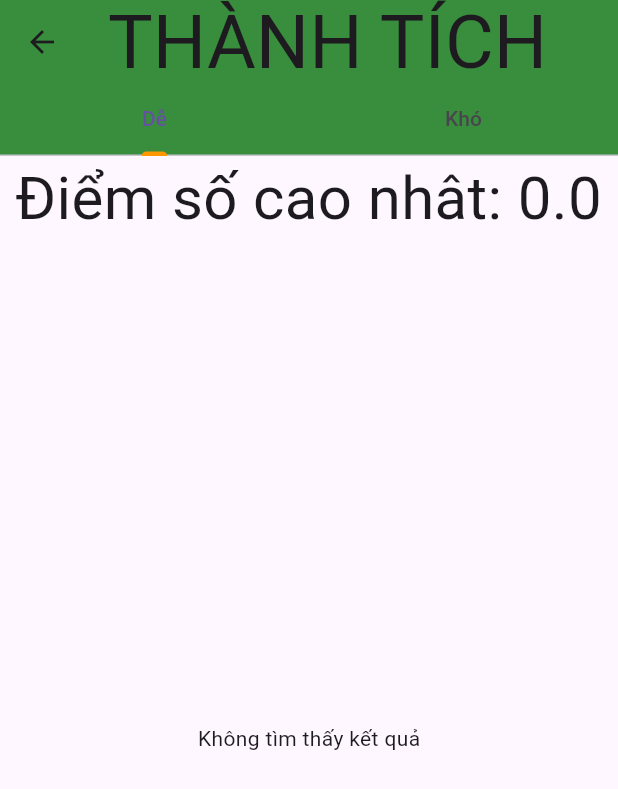
After one commit to NamkhOa1412/Doan_Sudoku, a Flutter app: the GameResultsScreen screen opened directly, on a phone screen of 412 x 824 dp. The commit adds this screen. Shown: the top 789 px of the screen. Run offline on Flutter 3.47's test engine with Material 3 defaults, Android fonts, the phone set to English and light mode, and no system bars; our stand-ins replace shared_preferences, sqflite; accounts and stored records are empty.

Commit message:
Kha them trang thanh tich

```diff
--- /dev/null
+++ b/sudoku/lib/sudoku_trangchu/screen_ThanhTich.dart
@@ -0,0 +1,131 @@
+import 'package:flutter/material.dart';
+import 'package:sudoku/sudoku_trangchu/cls_DiemSo.dart';
+
+
+
+
+class GameResultsScreen extends StatefulWidget {
+  @override
+  _GameResultsScreenState createState() => _GameResultsScreenState();
+}
+
+class _GameResultsScreenState extends State<GameResultsScreen> {
+  late Future<List<Map<String, dynamic>>> easyResults;
+  late Future<List<Map<String, dynamic>>> hardResults;
+
+  @override
+  void initState() {
+    super.initState();
+    easyResults = DatabaseHelper().fetchGameResultsByLevel("Dễ");
+    hardResults = DatabaseHelper().fetchGameResultsByLevel("Khó");
+    _fetchHighestResult();
+  }
+  String _currentLevel = "easy";
+  double _highestResult = 0.0;
+
+  Future<void> _fetchHighestResult() async {
+     double result = await DatabaseHelper().fetchHighestResult(_currentLevel);
+     setState(() {
+       _highestResult = result;
+     });
+   }
+
+    void _changeLevel(String level) {
+    setState(() {
+      _currentLevel = level;     });
+    _fetchHighestResult();
+   }
+
+  @override
+  Widget build(BuildContext context) {
+    return DefaultTabController(
+      length: 2,
+      child: Scaffold(
+        appBar: AppBar(
+         title: Text("THÀNH TÍCH",style: TextStyle(fontSize: 50.0),),
+         backgroundColor: Colors.green.shade700,
+          bottom: TabBar(
+            tabs: [
+              Tab(text: 'Dễ'),
+              Tab(text: 'Khó'),
+            ],
+            indicatorColor: Colors.orange,
+            onTap: (index) {
+              _changeLevel(index == 0 ? "easy" : "hard");
+            },
+          ),
+          centerTitle: true,
+        ),
+        body:Column(
+          children: [
+          //   Text('THÀNH TÍCH',style: TextStyle(
+          //   fontSize: 50.0,
+          //   fontWeight: FontWeight.bold,
+          //   color: Colors.amberAccent,
+          //  ), textAlign: TextAlign.center),
+           Text(
+              "Điểm số cao nhât: $_highestResult",
+               style: TextStyle(fontSize: 40.0),textAlign: TextAlign.center,
+             ),
+             Expanded(
+              child: TabBarView(
+                children: [
+                  easyResults == null
+                      ? Center(child: Text('Chưa có dữ liệu cho mức độ Dễ.'))
+                      : FutureBuilder<List<Map<String, dynamic>>>(
+                          future: easyResults,
+                          builder: (context, snapshot) {
+                            if (snapshot.connectionState == ConnectionState.waiting) {
+                              return Center(child: CircularProgressIndicator());
+                            } else if (snapshot.hasError) {
+                              return Center(child: Text('Lỗi: ${snapshot.error}'));
+                            } else if (!snapshot.hasData || snapshot.data!.isEmpty) {
+                              return Center(child: Text('Không tìm thấy kết quả'));
+                            } else {
+                              return ListView.builder(
+                                itemCount: snapshot.data!.length,
+                                itemBuilder: (context, index) {
+                                  var result = snapshot.data![index];
+                                  return ListTile(
+                                    title: Text('Điểm số: ${result['result']}'),
+                                    subtitle: Text('Thời gian: ${result['minutes']}:${result['seconds']}'),
+                                  );
+                                },
+                              );
+                            }
+                          },
+                        ),
+                  hardResults == null
+                      ? Center(child: Text('Chưa có dữ liệu cho mức độ Khó.'))
+                      : FutureBuilder<List<Map<String, dynamic>>>(
+                          future: hardResults,
+                          builder: (context, snapshot) {
+                            if (snapshot.connectionState == ConnectionState.waiting) {
+                              return Center(child: CircularProgressIndicator());
+                            } else if (snapshot.hasError) {
+                              return Center(child: Text('Lỗi: ${snapshot.error}'));
+                            } else if (!snapshot.hasData || snapshot.data!.isEmpty) {
+                              return Center(child: Text('Không tìm thấy kết quả'));
+                            } else {
+                              return ListView.builder(
+                                itemCount: snapshot.data!.length,
+                                itemBuilder: (context, index) {
+                                  var result = snapshot.data![index];
+                                  return ListTile(
+                                    title: Text('Điểm số: ${result['result']}'),
+                                    subtitle: Text('Thời gian: ${result['minutes']}:${result['seconds']}'),
+                                  );
+                                },
+                              );
+                            }
+                          },
+                        ),
+                ],
+              ),
+            ),
+          ],
+        ),
+      ),
+    );
+  }
+}
--- a/sudoku/pubspec.yaml
+++ b/sudoku/pubspec.yaml
@@ -36,6 +36,8 @@ dependencies:
   cupertino_icons: ^1.0.2
   provider: ^6.0.5
   shared_preferences: ^2.0.7
+  path_provider: ^2.0.11
+  sqflite: ^2.0.1
 
 dev_dependencies:
   flutter_test:
@@ -68,6 +70,7 @@ flutter:
     - assets/image_trangchu/ext.png
     - assets/image_trangchu/btn_easy.png
     - assets/image_trangchu/btn_Hard.png
+    - assets/image_trangchu/nut.png
   #   - images/a_dot_ham.jpeg
 
   # An image asset can refer to one or more resolution-specific "variants", see
```
Also changed, not shown: sudoku/lib/Sudoku_provider.dart/CreateSudokuStart.dart (+19 -1 lines), sudoku/lib/sudoku_trangchu/cls_DiemSo.dart (added, +117 -0 lines), sudoku/lib/sudoku_trangchu/screen_Stargame.dart (+11 -3 lines), sudoku/assets/image_trangchu/nut.png (added), sudoku/pubspec.lock.
